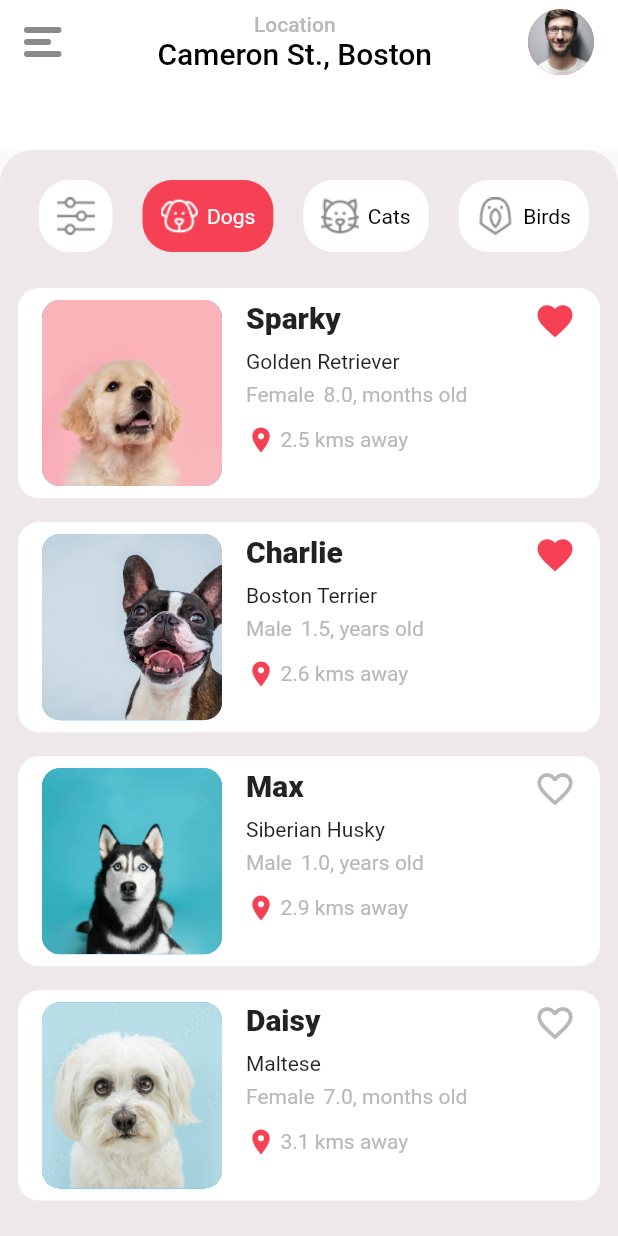
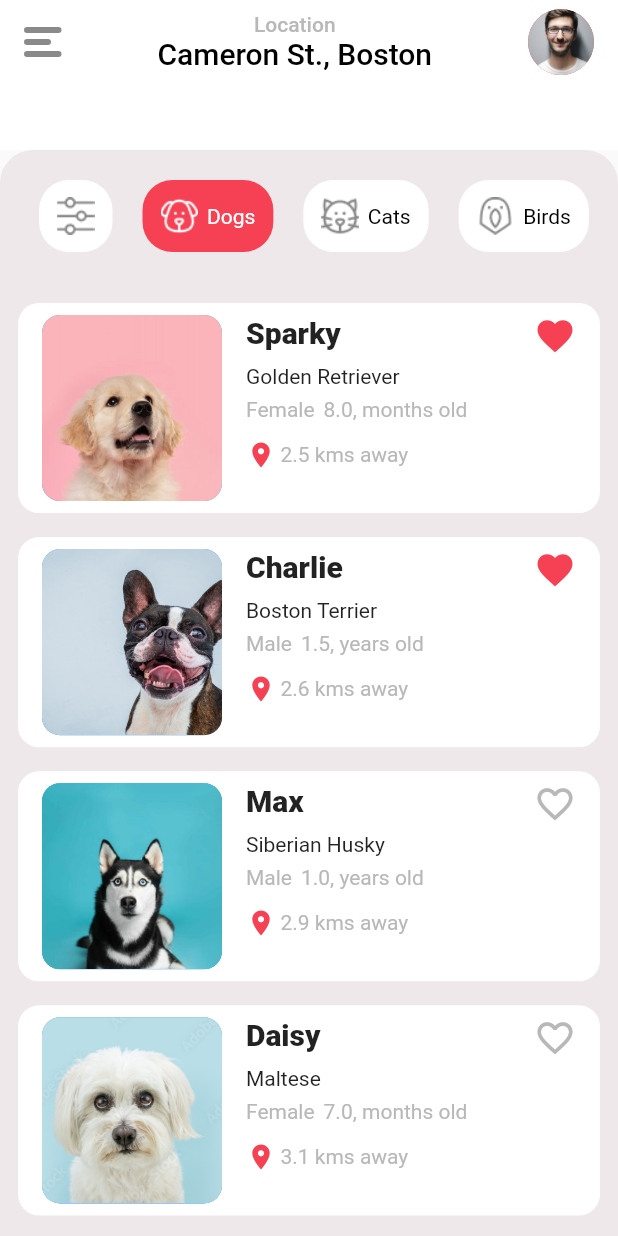
Before and after one commit to feliper2002/pet-app, a Flutter app: the screen it shows after launch, on a phone screen of 412 x 824 dp. Run offline on Flutter 3.47's test engine with Material 2 defaults, Android fonts, the phone set to English and light mode, and no system bars.

Commit message:
List fix

```diff
--- a/lib/view/home/widgets/filter_list.dart
+++ b/lib/view/home/widgets/filter_list.dart
@@ -8,9 +8,10 @@ class FilterList extends StatelessWidget {
 
   @override
   Widget build(BuildContext context) {
-    return SizedBox(
+    return Container(
       height: 68,
       width: double.infinity,
+      margin: const EdgeInsets.only(bottom: 10),
       child: ListView.builder(
         padding: const EdgeInsets.only(left: 16, top: 20),
         scrollDirection: Axis.horizontal,
```
